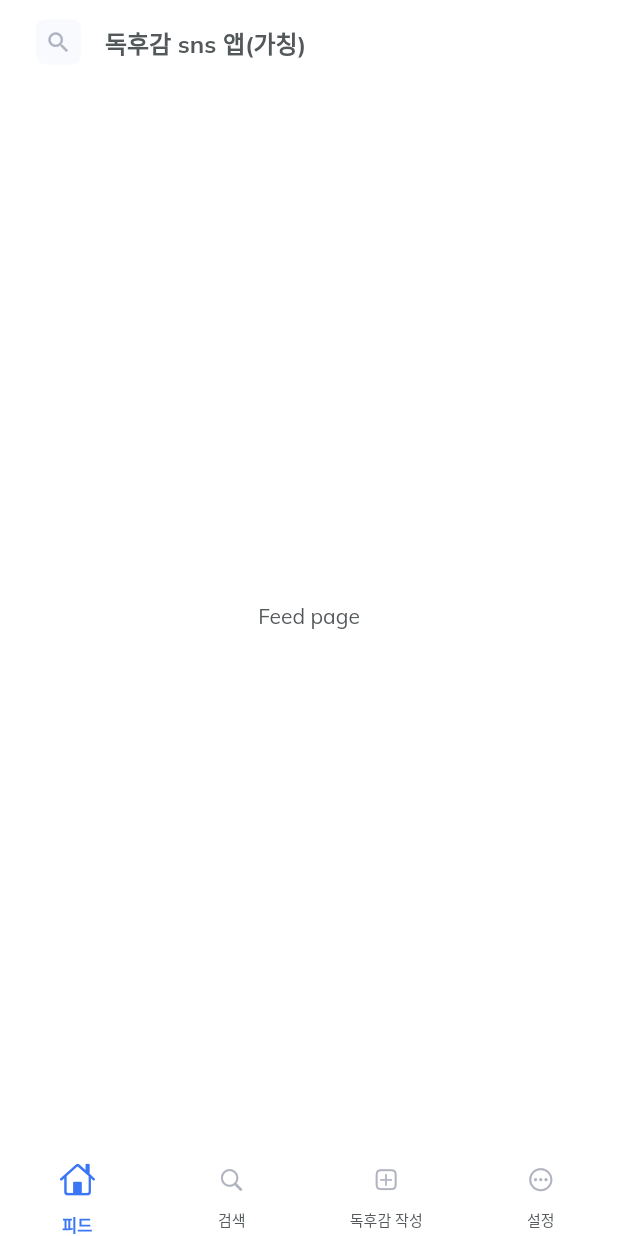
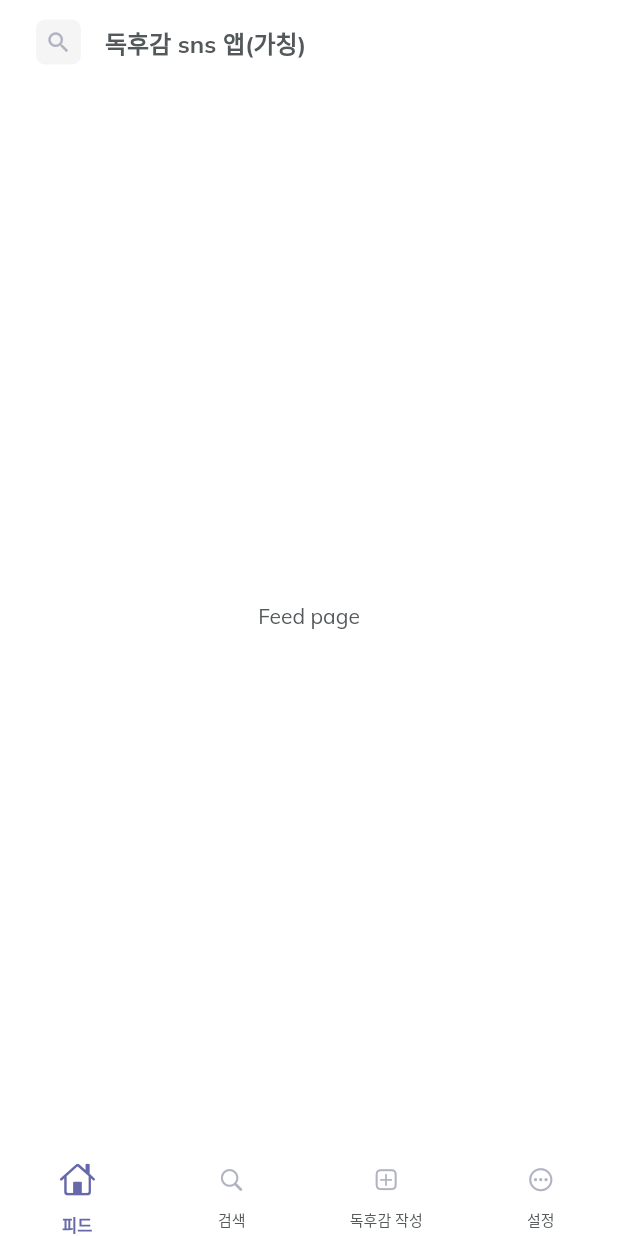
Before and after one commit to book-report-project/book-report-project, a Flutter app: the screen it shows after launch, on a phone screen of 412 x 824 dp. Run offline on Flutter 3.47's test engine with Material 2 defaults, Android fonts, the light colour scheme and no system bars; our stand-ins replace cached_network_image, google_fonts.

Commit message:
:lipstick: primary color 변경

```diff
--- a/lib/style/theme.dart
+++ b/lib/style/theme.dart
@@ -2,15 +2,15 @@ import 'package:flutter/material.dart';
 import 'package:google_fonts/google_fonts.dart';
 
 abstract class AppColors {
-  static const secondary = Color(0xFF3B76F6);
+  static const secondary = Color(0xFF6768AA);
   static const accent = Color(0xFFD6755B);
   static const textDark = Color(0xFF53585A);
   static const textLigth = Color(0xFFF5F5F5);
   static const textFaded = Color(0xFF9899A5);
-  static const iconLight = Color(0xFFB1B4C0);
+  static const iconLight = Color(0xFFAEB3DA);
   static const iconDark = Color(0xFFB1B3C1);
   static const textHighlight = secondary;
-  static const cardLight = Color(0xFFF9FAFE);
+  static const cardLight = Color(0xFFF5F5F5);
   static const cardDark = Color(0xFF303334);
 }
 
```
